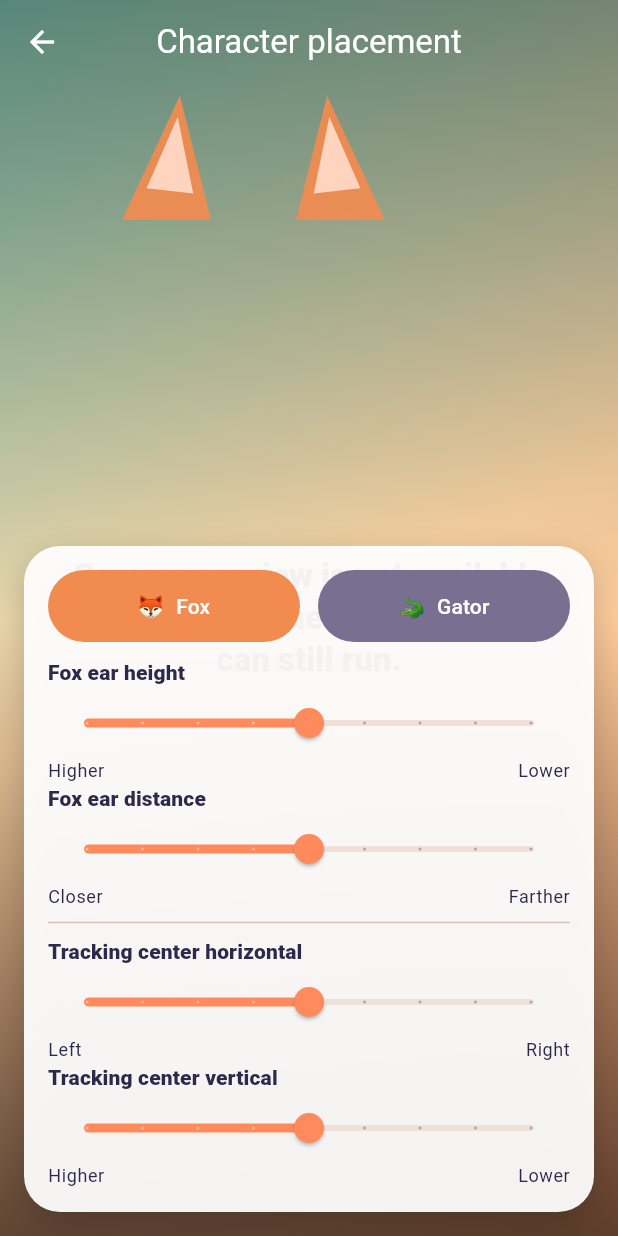
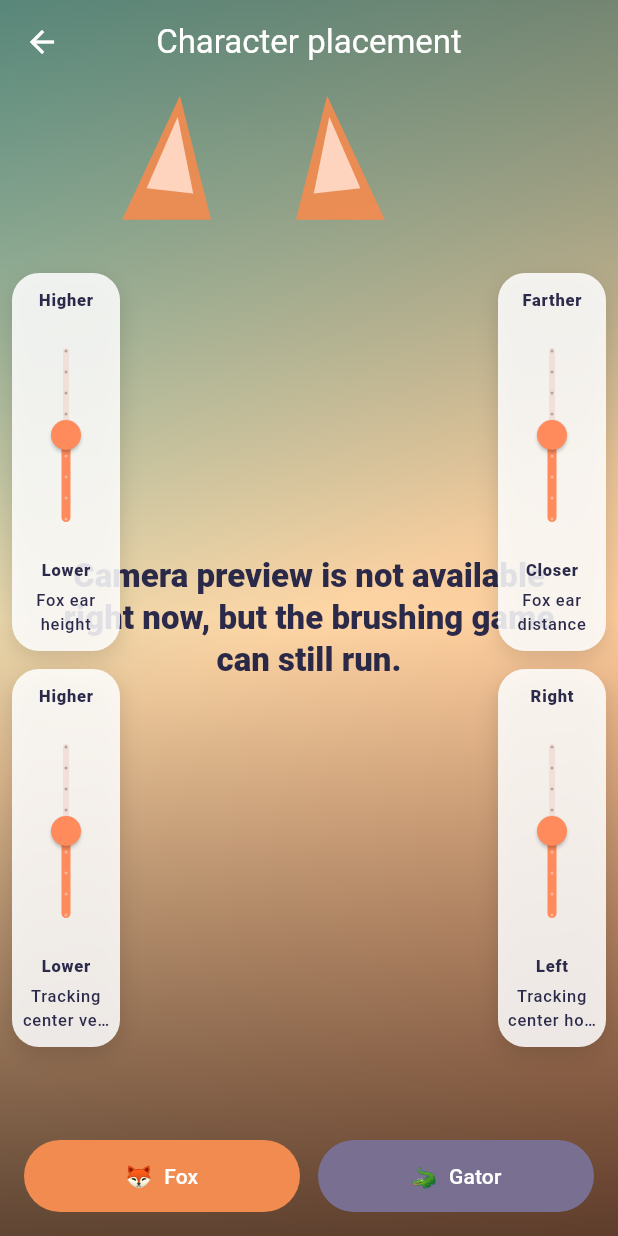
Before and after one commit to Hemyulin/better-brushing, a Flutter app: the CharacterPlacementSettingsScreen screen opened directly with empty values, on a phone screen of 412 x 824 dp. Run offline on Flutter 3.47's test engine with Material 3 defaults, Android fonts, the light colour scheme and no system bars; our stand-ins replace camera; missing offline and left inert: mediapipe_face_mesh.

Commit message:
Refine live placement controls

```diff
--- a/lib/screens/camera_game_screen.dart
+++ b/lib/screens/camera_game_screen.dart
@@ -538,9 +538,10 @@ class _FoxThemeOverlay extends StatelessWidget {
         final headTop = face == null
             ? constraints.maxHeight * 0.18
             : (face.top * constraints.maxHeight - faceHeight * 0.82);
+        final maxEarGap = math.max(110.0, constraints.maxWidth - earWidth - 16);
         final earGap = (faceWidth * 0.92 + earSpacingOffset * 90).clamp(
           110.0,
-          380.0,
+          maxEarGap,
         );
         final earTop =
             (headTop -
@@ -550,13 +551,15 @@ class _FoxThemeOverlay extends StatelessWidget {
         final outwardTurn =
             math.sin(Curves.easeInOut.transform(zoneChangeProgress) * math.pi) *
             0.48;
-        final leftEarLeft = (headCenterX - earGap / 2 - earWidth * 0.5).clamp(
-          8.0,
-          constraints.maxWidth - earWidth - 8,
+        final groupWidth = earGap + earWidth;
+        final clampedHeadCenterX = headCenterX.clamp(
+          groupWidth / 2 + 8,
+          constraints.maxWidth - groupWidth / 2 - 8,
         );
+        final leftEarLeft = clampedHeadCenterX - earGap / 2 - earWidth * 0.5;
         final rightEarRight =
-            (constraints.maxWidth - (headCenterX + earGap / 2 + earWidth * 0.5))
-                .clamp(8.0, constraints.maxWidth - earWidth - 8);
+            constraints.maxWidth -
+            (clampedHeadCenterX + earGap / 2 + earWidth * 0.5);
 
         return Stack(
           children: [
--- a/lib/screens/character_placement_settings_screen.dart
+++ b/lib/screens/character_placement_settings_screen.dart
@@ -289,12 +289,7 @@ class _CharacterPlacementSettingsScreenState
                 zoneChangeAnimation: const AlwaysStoppedAnimation(1),
                 settings: settings,
               ),
-              SafeArea(
-                child: Align(
-                  alignment: Alignment.bottomCenter,
-                  child: _buildControls(context, settings),
-                ),
-              ),
+              SafeArea(child: _buildControls(context, settings)),
             ],
           ),
         );
@@ -336,29 +331,102 @@ class _CharacterPlacementSettingsScreenState
   Widget _buildControls(BuildContext context, AppSettings settings) {
     final l10n = context.l10n;
 
-    return Container(
-      margin: const EdgeInsets.all(16),
+    final leftSliders = _selectedCharacter == BrushingCharacter.fox
+        ? [
+            _EdgeSlider(
+              label: l10n.foxEarHeightLabel,
+              topLabel: l10n.placementHigher,
+              bottomLabel: l10n.placementLower,
+              topIsMax: false,
+              value: settings.foxEarHeightOffset,
+              onChanged: (value) =>
+                  _update(settings.copyWith(foxEarHeightOffset: value)),
+            ),
+            _EdgeSlider(
+              label: l10n.trackingVerticalLabel,
+              topLabel: l10n.placementHigher,
+              bottomLabel: l10n.placementLower,
+              topIsMax: false,
+              value: settings.trackingVerticalOffset,
+              onChanged: (value) =>
+                  _update(settings.copyWith(trackingVerticalOffset: value)),
+            ),
+          ]
+        : [
+            _EdgeSlider(
+              label: l10n.gatorVerticalLabel,
+              topLabel: l10n.placementHigher,
+              bottomLabel: l10n.placementLower,
+              topIsMax: false,
+              value: settings.gatorVerticalOffset,
+              onChanged: (value) =>
+                  _update(settings.copyWith(gatorVerticalOffset: value)),
+            ),
+            _EdgeSlider(
+              label: l10n.trackingVerticalLabel,
+              topLabel: l10n.placementHigher,
+              bottomLabel: l10n.placementLower,
+              topIsMax: false,
+              value: settings.trackingVerticalOffset,
+              onChanged: (value) =>
+                  _update(settings.copyWith(trackingVerticalOffset: value)),
+            ),
+          ];
+
+    final rightSliders = _selectedCharacter == BrushingCharacter.fox
+        ? [
+            _EdgeSlider(
+              label: l10n.foxEarSpacingLabel,
+              topLabel: l10n.placementFarther,
+              bottomLabel: l10n.placementCloser,
+              value: settings.foxEarSpacingOffset,
+              onChanged: (value) =>
+                  _update(settings.copyWith(foxEarSpacingOffset: value)),
+            ),
+            _EdgeSlider(
+              label: l10n.trackingHorizontalLabel,
+              topLabel: l10n.placementRight,
+              bottomLabel: l10n.placementLeft,
+              value: settings.trackingHorizontalOffset,
+              onChanged: (value) =>
+                  _update(settings.copyWith(trackingHorizontalOffset: value)),
+            ),
+          ]
+        : [
+            _EdgeSlider(
+              label: l10n.gatorHorizontalLabel,
+              topLabel: l10n.placementRight,
+              bottomLabel: l10n.placementLeft,
+              value: settings.gatorHorizontalOffset,
+              onChanged: (value) =>
+                  _update(settings.copyWith(gatorHorizontalOffset: value)),
+            ),
+            _EdgeSlider(
+              label: l10n.trackingHorizontalLabel,
+              topLabel: l10n.placementRight,
+              bottomLabel: l10n.placementLeft,
+              value: settings.trackingHorizontalOffset,
+              onChanged: (value) =>
+                  _update(settings.copyWith(trackingHorizontalOffset: value)),
+            ),
+          ];
+
+    return Stack(
+      fit: StackFit.expand,
+      children: [
+        Align(
+          alignment: Alignment.centerLeft,
+          child: _SliderRail(sliders: leftSliders),
+        ),
+        Align(
+          alignment: Alignment.centerRight,
+          child: _SliderRail(sliders: rightSliders),
+        ),
+        Align(
+          alignment: Alignment.bottomCenter,
+          child: Padding(
             padding: const EdgeInsets.all(16),
-      decoration: BoxDecoration(
-        color: Colors.white.withValues(alpha: 0.94),
-        borderRadius: BorderRadius.circular(24),
-        boxShadow: const [
-          BoxShadow(
-            color: Color(0x33000000),
-            blurRadius: 18,
-            offset: Offset(0, 8),
-          ),
-        ],
-      ),
-      child: ConstrainedBox(
-        constraints: BoxConstraints(
-          maxHeight: MediaQuery.sizeOf(context).height * 0.58,
-        ),
-        child: SingleChildScrollView(
-          child: Column(
-            mainAxisSize: MainAxisSize.min,
-            children: [
-              Row(
+            child: Row(
               children: [
                 Expanded(
                   child: FilledButton.icon(
@@ -395,63 +463,9 @@ class _CharacterPlacementSettingsScreenState
                 ),
               ],
             ),
-              const SizedBox(height: 10),
-              if (_selectedCharacter == BrushingCharacter.fox) ...[
-                _PlacementSlider(
-                  label: l10n.foxEarHeightLabel,
-                  leadingLabel: l10n.placementHigher,
-                  trailingLabel: l10n.placementLower,
-                  value: settings.foxEarHeightOffset,
-                  onChanged: (value) =>
-                      _update(settings.copyWith(foxEarHeightOffset: value)),
           ),
-                _PlacementSlider(
-                  label: l10n.foxEarSpacingLabel,
-                  leadingLabel: l10n.placementCloser,
-                  trailingLabel: l10n.placementFarther,
-                  value: settings.foxEarSpacingOffset,
-                  onChanged: (value) =>
-                      _update(settings.copyWith(foxEarSpacingOffset: value)),
-                ),
-              ] else ...[
-                _PlacementSlider(
-                  label: l10n.gatorHorizontalLabel,
-                  leadingLabel: l10n.placementLeft,
-                  trailingLabel: l10n.placementRight,
-                  value: settings.gatorHorizontalOffset,
-                  onChanged: (value) =>
-                      _update(settings.copyWith(gatorHorizontalOffset: value)),
-                ),
-                _PlacementSlider(
-                  label: l10n.gatorVerticalLabel,
-                  leadingLabel: l10n.placementHigher,
-                  trailingLabel: l10n.placementLower,
-                  value: settings.gatorVerticalOffset,
-                  onChanged: (value) =>
-                      _update(settings.copyWith(gatorVerticalOffset: value)),
         ),
       ],
-              const Divider(height: 18),
-              _PlacementSlider(
-                label: l10n.trackingHorizontalLabel,
-                leadingLabel: l10n.placementLeft,
-                trailingLabel: l10n.placementRight,
-                value: settings.trackingHorizontalOffset,
-                onChanged: (value) =>
-                    _update(settings.copyWith(trackingHorizontalOffset: value)),
-              ),
-              _PlacementSlider(
-                label: l10n.trackingVerticalLabel,
-                leadingLabel: l10n.placementHigher,
-                trailingLabel: l10n.placementLower,
-                value: settings.trackingVerticalOffset,
-                onChanged: (value) =>
-                    _update(settings.copyWith(trackingVerticalOffset: value)),
-              ),
-            ],
-          ),
-        ),
-      ),
     );
   }
 
@@ -460,48 +474,104 @@ class _CharacterPlacementSettingsScreenState
   }
 }
 
-class _PlacementSlider extends StatelessWidget {
-  const _PlacementSlider({
+class _SliderRail extends StatelessWidget {
+  const _SliderRail({required this.sliders});
+
+  final List<_EdgeSlider> sliders;
+
+  @override
+  Widget build(BuildContext context) {
+    return Padding(
+      padding: const EdgeInsets.symmetric(horizontal: 8, vertical: 92),
+      child: Column(
+        mainAxisAlignment: MainAxisAlignment.center,
+        children: [
+          for (final slider in sliders) ...[
+            slider,
+            if (slider != sliders.last) const SizedBox(height: 12),
+          ],
+        ],
+      ),
+    );
+  }
+}
+
+class _EdgeSlider extends StatelessWidget {
+  const _EdgeSlider({
     required this.label,
-    required this.leadingLabel,
-    required this.trailingLabel,
+    required this.topLabel,
+    required this.bottomLabel,
+    this.topIsMax = true,
     required this.value,
     required this.onChanged,
   });
 
   final String label;
-  final String leadingLabel;
-  final String trailingLabel;
+  final String topLabel;
+  final String bottomLabel;
+  final bool topIsMax;
   final double value;
   final ValueChanged<double> onChanged;
 
   @override
   Widget build(BuildContext context) {
-    return Column(
-      crossAxisAlignment: CrossAxisAlignment.start,
+    return Container(
+      width: 72,
+      padding: const EdgeInsets.symmetric(horizontal: 6, vertical: 10),
+      decoration: BoxDecoration(
+        color: Colors.white.withValues(alpha: 0.86),
+        borderRadius: BorderRadius.circular(18),
+        boxShadow: const [
+          BoxShadow(
+            color: Color(0x22000000),
+            blurRadius: 12,
+            offset: Offset(0, 5),
+          ),
+        ],
+      ),
+      child: Column(
+        mainAxisSize: MainAxisSize.min,
         children: [
           Text(
-          label,
+            topLabel,
+            maxLines: 1,
+            overflow: TextOverflow.ellipsis,
             style: Theme.of(
               context,
-          ).textTheme.labelLarge?.copyWith(fontWeight: FontWeight.w800),
+            ).textTheme.labelSmall?.copyWith(fontWeight: FontWeight.w800),
           ),
-        Slider(
-          value: value,
+          SizedBox(
+            height: 164,
+            child: RotatedBox(
+              quarterTurns: -1,
+              child: Slider(
+                value: topIsMax ? value : -value,
                 min: AppSettings.minCharacterOffset,
                 max: AppSettings.maxCharacterOffset,
                 divisions: 8,
                 label: value.toStringAsFixed(2),
-          onChanged: onChanged,
+                onChanged: (value) => onChanged(topIsMax ? value : -value),
               ),
-        Row(
-          mainAxisAlignment: MainAxisAlignment.spaceBetween,
-          children: [
-            Text(leadingLabel, style: Theme.of(context).textTheme.bodySmall),
-            Text(trailingLabel, style: Theme.of(context).textTheme.bodySmall),
+            ),
+          ),
+          Text(
+            bottomLabel,
+            maxLines: 1,
+            overflow: TextOverflow.ellipsis,
+            style: Theme.of(
+              context,
+            ).textTheme.labelSmall?.copyWith(fontWeight: FontWeight.w800),
+          ),
+          const SizedBox(height: 4),
+          Text(
+            label,
+            maxLines: 2,
+            overflow: TextOverflow.ellipsis,
+            textAlign: TextAlign.center,
+            style: Theme.of(context).textTheme.labelSmall,
+          ),
         ],
       ),
-      ],
     );
   }
 }
```
Lines whose indentation alone changed are shown as unchanged.
